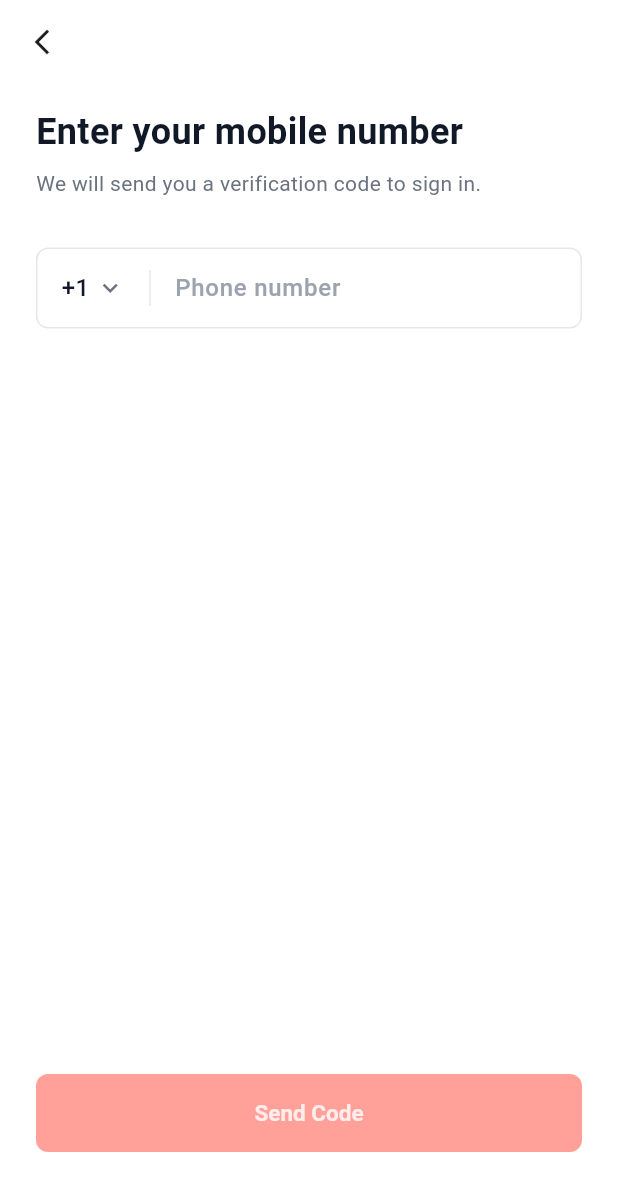
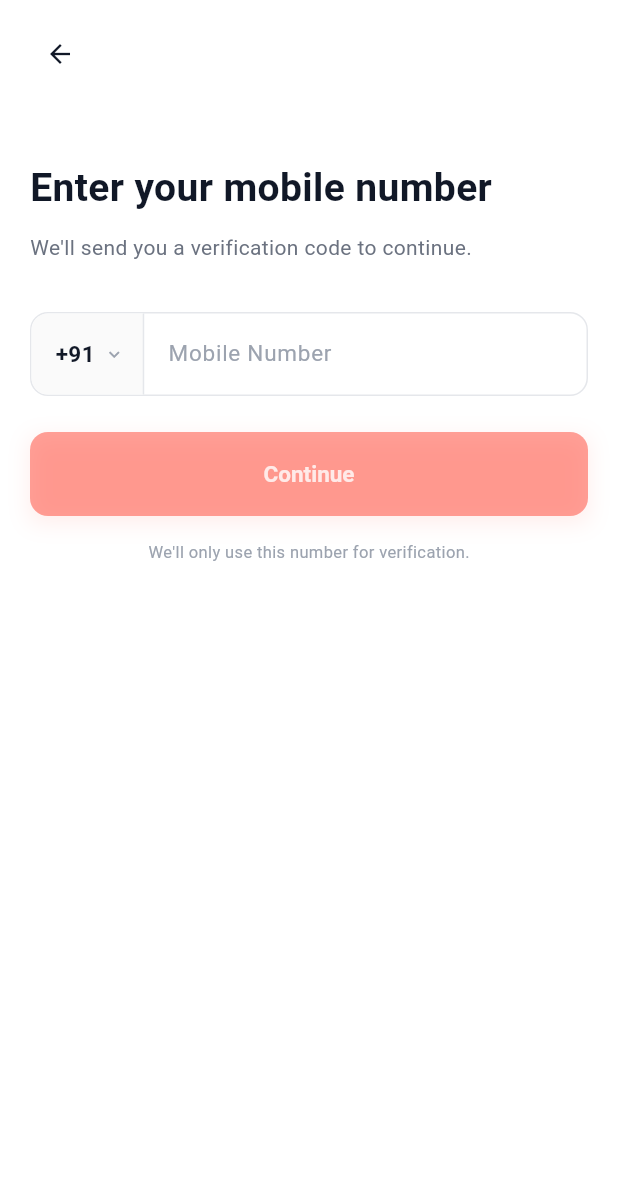
Before and after one commit to Abel-Manoj-Mathew/evently-vendor-app, a Flutter app: the screen it shows after launch, after a tap on "Continue with Mobile Number", on a phone screen of 412 x 824 dp. Shown: the top 1191 px of the screen. Run offline on Flutter 3.47's test engine with Material 3 defaults, Android fonts, the phone set to English and light mode, and no system bars; our stand-ins replace bloc, equatable, flutter_bloc, get_it, go_router, supabase_flutter; missing offline and left inert: env; accounts and stored records are empty.

Commit message:
feat: implement mobile and OTP login views with routing setup

```diff
--- a/lib/app/routes/app_router.dart
+++ b/lib/app/routes/app_router.dart
@@ -1,19 +1,13 @@
 import 'package:flutter/material.dart';
 import 'package:go_router/go_router.dart';
 import 'package:evently_vendor_app/app/routes/app_routes.dart';
-import 'package:evently_vendor_app/features/splash/splash_generator.dart';
 import 'package:evently_vendor_app/features/auth/login/login_generator.dart';
-
 import 'package:evently_vendor_app/features/auth/login_mobile/login_mobile_generator.dart';
 import 'package:evently_vendor_app/features/auth/login_otp/login_otp_generator.dart';
 
 final appRouter = GoRouter(
-  initialLocation: AppRoutes.splash,
+  initialLocation: AppRoutes.login,
   routes: [
-    GoRoute(
-      path: AppRoutes.splash,
-      builder: (context, state) => const SplashGenerator(),
-    ),
     GoRoute(
       path: AppRoutes.login,
       builder: (context, state) => const LoginGenerator(),
@@ -24,7 +18,10 @@ final appRouter = GoRouter(
     ),
     GoRoute(
       path: AppRoutes.loginOtp,
-      builder: (context, state) => const LoginOtpGenerator(),
+      builder: (context, state) {
+        final phoneNumber = state.extra as String? ?? '';
+        return LoginOtpGenerator(phoneNumber: phoneNumber);
+      },
     ),
     GoRoute(
       path: AppRoutes.home,
--- a/lib/app/routes/app_routes.dart
+++ b/lib/app/routes/app_routes.dart
@@ -1,5 +1,4 @@
 abstract class AppRoutes {
-  static const splash = '/splash';
   static const login = '/login';
   static const loginMobile = '/login/mobile';
   static const loginOtp = '/login/otp';
--- a/lib/features/auth/login_mobile/login_mobile_view.dart
+++ b/lib/features/auth/login_mobile/login_mobile_view.dart
@@ -11,103 +11,137 @@ class LoginMobileView extends StatelessWidget {
   @override
   Widget build(BuildContext context) {
     final isValid = context.select((LoginMobileViewModel vm) => vm.state.isValid);
+    final phoneNumber = context.select((LoginMobileViewModel vm) => vm.state.phoneNumber);
 
     return Scaffold(
       backgroundColor: EventlyColors.background,
-      appBar: AppBar(
-        leading: IconButton(
-          icon: const Icon(Icons.arrow_back_ios_new, size: 20),
+      body: SafeArea(
+        child: Padding(
+          padding: const EdgeInsets.symmetric(horizontal: 20),
+          child: Column(
+            crossAxisAlignment: CrossAxisAlignment.start,
+            children: [
+              // Back Button
+              Padding(
+                padding: const EdgeInsets.only(top: 16, bottom: 12),
+                child: SizedBox(
+                  width: 40,
+                  height: 40,
+                  child: IconButton(
+                    padding: EdgeInsets.zero,
+                    icon: const Icon(Icons.arrow_back, color: Color(0xFF111827), size: 20),
                     onPressed: () => context.pop(),
                   ),
                 ),
-      body: SafeArea(
-        child: Padding(
-          padding: const EdgeInsets.symmetric(horizontal: 24),
-          child: Column(
-            crossAxisAlignment: CrossAxisAlignment.start,
-            children: [
-              const SizedBox(height: 16),
-              const Text(
+              ),
+              const Padding(
+                padding: EdgeInsets.only(top: 40),
+                child: Text(
                   'Enter your mobile number',
                   style: TextStyle(
-                  fontSize: 24,
+                    fontSize: 26,
                     fontWeight: FontWeight.w700,
                     color: Color(0xFF111827),
-                  height: 1.35,
+                    height: 1.3,
                   ),
                 ),
-              const SizedBox(height: 8),
-              const Text(
-                'We will send you a verification code to sign in.',
+              ),
+              const Padding(
+                padding: EdgeInsets.only(top: 12),
+                child: Text(
+                  'We\'ll send you a verification code to continue.',
                   style: TextStyle(
                     fontSize: 14,
                     fontWeight: FontWeight.w400,
                     color: Color(0xFF6B7280),
-                  height: 1.5,
+                    height: 1.6,
                   ),
                 ),
-              const SizedBox(height: 32),
+              ),
               // Phone Input Field
               Container(
+                height: 56,
+                margin: const EdgeInsets.only(top: 32),
                 decoration: BoxDecoration(
+                  color: Colors.white,
                   border: Border.all(color: const Color(0xFFE5E7EB)),
-                  borderRadius: BorderRadius.circular(8),
+                  borderRadius: BorderRadius.circular(12),
                 ),
                 child: Row(
                   children: [
                     // Country Code Dropdown (Mockup)
                     Container(
-                      padding: const EdgeInsets.symmetric(horizontal: 16),
+                      height: double.infinity,
+                      padding: const EdgeInsets.only(left: 16, right: 12),
+                      decoration: const BoxDecoration(
+                        color: Color(0xFFFAFAFA),
+                        border: Border(
+                          right: BorderSide(color: Color(0xFFE5E7EB)),
+                        ),
+                        borderRadius: BorderRadius.horizontal(
+                          left: Radius.circular(11), // 12 - 1 for border
+                        ),
+                      ),
                       child: Row(
                         children: const [
                           Text(
-                            '+1',
+                            '+91',
                             style: TextStyle(
-                              fontSize: 16,
-                              fontWeight: FontWeight.w500,
+                              fontSize: 15,
+                              fontWeight: FontWeight.w600,
                               color: Color(0xFF111827),
                             ),
                           ),
-                          SizedBox(width: 4),
-                          Icon(Icons.keyboard_arrow_down, size: 20, color: Color(0xFF6B7280)),
+                          SizedBox(width: 6),
+                          Icon(Icons.keyboard_arrow_down, size: 14, color: Color(0xFF9CA3AF)),
                         ],
                       ),
                     ),
-                    Container(width: 1, height: 24, color: const Color(0xFFE5E7EB)),
                     Expanded(
+                      child: Padding(
+                        padding: const EdgeInsets.symmetric(horizontal: 16),
                         child: TextField(
                           keyboardType: TextInputType.phone,
                           onChanged: (val) => context.read<LoginMobileViewModel>().onPhoneChanged(val),
                           decoration: const InputDecoration(
-                          hintText: 'Phone number',
+                            hintText: 'Mobile Number',
                             hintStyle: TextStyle(
                               color: Color(0xFF9CA3AF),
-                            fontSize: 16,
+                              fontSize: 15,
+                              fontWeight: FontWeight.w400,
                             ),
                             border: InputBorder.none,
-                          contentPadding: EdgeInsets.symmetric(horizontal: 16, vertical: 14),
+                            contentPadding: EdgeInsets.zero,
                           ),
                           style: const TextStyle(
-                          fontSize: 16,
-                          fontWeight: FontWeight.w500,
+                            fontSize: 15,
+                            fontWeight: FontWeight.w600,
                             color: Color(0xFF111827),
+                          ),
                         ),
                       ),
                     ),
                   ],
                 ),
               ),
-              const Spacer(),
               // Primary Button
-              Padding(
-                padding: const EdgeInsets.only(bottom: 56),
-                child: SizedBox(
+              Container(
+                margin: const EdgeInsets.only(top: 24),
                 width: double.infinity,
-                  height: 52,
+                height: 56,
+                decoration: BoxDecoration(
+                  boxShadow: [
+                    BoxShadow(
+                      color: EventlyColors.primary.withOpacity(0.1),
+                      offset: const Offset(0, 4),
+                      blurRadius: 12,
+                    ),
+                  ],
+                ),
                 child: ElevatedButton(
                   onPressed: isValid
                       ? () {
-                            context.push(AppRoutes.loginOtp);
+                          context.push(AppRoutes.loginOtp, extra: '+91 $phoneNumber');
                         }
                       : null,
                   style: ElevatedButton.styleFrom(
@@ -117,17 +151,31 @@ class LoginMobileView extends StatelessWidget {
                     disabledForegroundColor: Colors.white.withOpacity(0.8),
                     elevation: 0,
                     shape: RoundedRectangleBorder(
-                        borderRadius: BorderRadius.circular(8),
+                      borderRadius: BorderRadius.circular(12),
                     ),
                     textStyle: const TextStyle(
                       fontSize: 15,
                       fontWeight: FontWeight.w600,
                     ),
                   ),
-                    child: const Text('Send Code'),
+                  child: const Text('Continue'),
+                ),
+              ),
+              // Footer
+              const Padding(
+                padding: EdgeInsets.only(top: 16),
+                child: Center(
+                  child: Text(
+                    'We\'ll only use this number for verification.',
+                    style: TextStyle(
+                      fontSize: 11,
+                      fontWeight: FontWeight.w400,
+                      color: Color(0xFF9CA3AF),
                     ),
                   ),
                 ),
+              ),
+              const Spacer(),
             ],
           ),
         ),
--- a/lib/features/auth/login_otp/login_otp_generator.dart
+++ b/lib/features/auth/login_otp/login_otp_generator.dart
@@ -4,13 +4,15 @@ import 'package:evently_vendor_app/features/auth/login_otp/login_otp_view.dart';
 import 'package:evently_vendor_app/features/auth/login_otp/login_otp_view_model.dart';
 
 class LoginOtpGenerator extends StatelessWidget {
-  const LoginOtpGenerator({super.key});
+  const LoginOtpGenerator({super.key, this.phoneNumber = ''});
+
+  final String phoneNumber;
 
   @override
   Widget build(BuildContext context) {
     return BlocProvider(
       create: (context) => LoginOtpViewModel(),
-      child: const LoginOtpView(),
+      child: LoginOtpView(phoneNumber: phoneNumber),
     );
   }
 }
--- a/lib/features/auth/login_otp/login_otp_view.dart
+++ b/lib/features/auth/login_otp/login_otp_view.dart
@@ -1,3 +1,4 @@
+import 'dart:async';
 import 'package:app_ui/app_ui.dart';
 import 'package:evently_vendor_app/app/routes/app_routes.dart';
 import 'package:evently_vendor_app/features/auth/login_otp/login_otp_view_model.dart';
@@ -7,7 +8,9 @@ import 'package:flutter_bloc/flutter_bloc.dart';
 import 'package:go_router/go_router.dart';
 
 class LoginOtpView extends StatefulWidget {
-  const LoginOtpView({super.key});
+  const LoginOtpView({super.key, this.phoneNumber = ''});
+
+  final String phoneNumber;
 
   @override
   State<LoginOtpView> createState() => _LoginOtpViewState();
@@ -16,6 +19,8 @@ class LoginOtpView extends StatefulWidget {
 class _LoginOtpViewState extends State<LoginOtpView> with SingleTickerProviderStateMixin {
   late FocusNode _focusNode;
   late AnimationController _cursorController;
+  late Timer _timer;
+  int _secondsRemaining = 30;
 
   @override
   void initState() {
@@ -25,12 +30,27 @@ class _LoginOtpViewState extends State<LoginOtpView> with SingleTickerProviderSt
       vsync: this,
       duration: const Duration(milliseconds: 600),
     )..repeat(reverse: true);
+
+    _startTimer();
+  }
+
+  void _startTimer() {
+    _timer = Timer.periodic(const Duration(seconds: 1), (timer) {
+      if (_secondsRemaining > 0) {
+        setState(() {
+          _secondsRemaining--;
+        });
+      } else {
+        _timer.cancel();
+      }
+    });
   }
 
   @override
   void dispose() {
     _focusNode.dispose();
     _cursorController.dispose();
+    _timer.cancel();
     super.dispose();
   }
 
@@ -47,9 +67,14 @@ class _LoginOtpViewState extends State<LoginOtpView> with SingleTickerProviderSt
       });
     }
 
+    final timerText = _secondsRemaining < 10
+        ? '00:0$_secondsRemaining'
+        : '00:$_secondsRemaining';
+
     return Scaffold(
       backgroundColor: EventlyColors.background,
       body: SafeArea(
+        child: SingleChildScrollView(
           child: Padding(
             padding: const EdgeInsets.symmetric(horizontal: 20),
             child: Column(
@@ -102,9 +127,9 @@ class _LoginOtpViewState extends State<LoginOtpView> with SingleTickerProviderSt
                       ),
                     ),
                     const SizedBox(height: 4),
-                  const Text(
-                    '+91 98765 43210',
-                    style: TextStyle(
+                    Text(
+                      widget.phoneNumber.isNotEmpty ? widget.phoneNumber : '+91 98765 43210',
+                      style: const TextStyle(
                         fontSize: 15,
                         fontWeight: FontWeight.w700,
                         color: Color(0xFF111827),
@@ -133,7 +158,7 @@ class _LoginOtpViewState extends State<LoginOtpView> with SingleTickerProviderSt
                     alignment: Alignment.center,
                     children: [
                       Row(
-                      mainAxisAlignment: MainAxisAlignment.center,
+                        mainAxisAlignment: MainAxisAlignment.spaceBetween,
                         children: List.generate(6, (index) {
                           final isFilled = index < otp.length;
                           final isActive = _focusNode.hasFocus && index == otp.length;
@@ -150,9 +175,9 @@ class _LoginOtpViewState extends State<LoginOtpView> with SingleTickerProviderSt
                             bgColor = EventlyColors.primary.withOpacity(0.04);
                           }
 
-                        return Container(
-                          margin: const EdgeInsets.symmetric(horizontal: 6),
-                          width: 52,
+                          return Expanded(
+                            child: Container(
+                              margin: EdgeInsets.only(right: index == 5 ? 0 : 8),
                               height: 56,
                               decoration: BoxDecoration(
                                 color: bgColor,
@@ -179,6 +204,7 @@ class _LoginOtpViewState extends State<LoginOtpView> with SingleTickerProviderSt
                                           ),
                                         )
                                       : null,
+                            ),
                           );
                         }),
                       ),
@@ -216,9 +242,9 @@ class _LoginOtpViewState extends State<LoginOtpView> with SingleTickerProviderSt
                         ),
                       ),
                       const SizedBox(height: 8),
-                    const Text(
-                      '00:28',
-                      style: TextStyle(
+                      Text(
+                        timerText,
+                        style: const TextStyle(
                           fontSize: 32,
                           fontWeight: FontWeight.w700,
                           color: Color(0xFF111827),
@@ -240,8 +266,9 @@ class _LoginOtpViewState extends State<LoginOtpView> with SingleTickerProviderSt
                     ],
                   ),
                 ),
-              const Spacer(),
+                const SizedBox(height: 24),
               ],
+            ),
           ),
         ),
       ),
--- a/lib/features/splash/splash_generator.dart
+++ /dev/null
@@ -1,16 +0,0 @@
-import 'package:flutter/material.dart';
-import 'package:flutter_bloc/flutter_bloc.dart';
-import 'package:evently_vendor_app/features/splash/splash_view.dart';
-import 'package:evently_vendor_app/features/splash/splash_view_model.dart';
-
-class SplashGenerator extends StatelessWidget {
-  const SplashGenerator({super.key});
-
-  @override
-  Widget build(BuildContext context) {
-    return BlocProvider(
-      create: (context) => SplashViewModel(),
-      child: const SplashView(),
-    );
-  }
-}
--- a/lib/features/splash/splash_state.dart
+++ /dev/null
@@ -1,26 +0,0 @@
-part of 'splash_view_model.dart';
-
-enum SplashStatus { initial, loading, completed }
-
-class SplashState extends Equatable {
-  const SplashState({
-    this.status = SplashStatus.initial,
-    this.progress = 0.0,
-  });
-
-  final SplashStatus status;
-  final double progress;
-
-  SplashState copyWith({
-    SplashStatus? status,
-    double? progress,
-  }) {
-    return SplashState(
-      status: status ?? this.status,
-      progress: progress ?? this.progress,
-    );
-  }
-
-  @override
-  List<Object?> get props => [status, progress];
-}
--- a/lib/features/splash/splash_view.dart
+++ /dev/null
@@ -1,207 +0,0 @@
-import 'package:flutter/material.dart';
-import 'package:flutter_bloc/flutter_bloc.dart';
-import 'package:go_router/go_router.dart';
-import 'package:app_ui/app_ui.dart';
-import 'package:evently_vendor_app/app/routes/app_routes.dart';
-import 'package:evently_vendor_app/features/splash/splash_view_model.dart';
-
-class SplashView extends StatelessWidget {
-  const SplashView({super.key});
-
-  @override
-  Widget build(BuildContext context) {
-    const primaryRed = Color(0xFFFF4040);
-    const darkTitleColor = Color(0xFF111827);
-    const subtitleColor = Color(0xFF6B7280);
-    const loadingTextColor = Color(0xFF9CA3AF);
-    const trackColor = Color(0xFFE5E7EB);
-
-    return BlocListener<SplashViewModel, SplashState>(
-      listenWhen: (previous, current) =>
-          previous.status != current.status &&
-          current.status == SplashStatus.completed,
-      listener: (context, state) {
-        context.go(AppRoutes.login);
-      },
-      child: Scaffold(
-        backgroundColor: EventlyColors.background,
-        body: SafeArea(
-          child: SizedBox.expand(
-            child: Column(
-              mainAxisAlignment: MainAxisAlignment.center,
-              crossAxisAlignment: CrossAxisAlignment.center,
-              children: [
-                const Spacer(flex: 1),
-                Padding(
-                  padding: const EdgeInsets.symmetric(horizontal: 40.0),
-                  child: Column(
-                    mainAxisSize: MainAxisSize.min,
-                    crossAxisAlignment: CrossAxisAlignment.center,
-                    children: [
-                      // Icon Container
-                      Container(
-                        width: 104,
-                        height: 104,
-                        decoration: BoxDecoration(
-                          color: const Color(0x0DFF4040), // rgba(255, 64, 64, 0.05)
-                          borderRadius: BorderRadius.circular(16.0),
-                          border: Border.all(
-                            color: const Color(0x26FF4040), // rgba(255, 64, 64, 0.15)
-                            width: 1.0,
-                          ),
-                        ),
-                        child: Center(
-                          child: SizedBox(
-                            width: 40,
-                            height: 40,
-                            child: CustomPaint(
-                              painter: _ZapIconPainter(color: primaryRed),
-                            ),
-                          ),
-                        ),
-                      ),
-                      const SizedBox(height: 20),
-                      // Title
-                      const Text(
-                        'E V E N T L Y',
-                        style: TextStyle(
-                          fontSize: 28,
-                          fontWeight: FontWeight.w600,
-                          color: darkTitleColor,
-                          letterSpacing: 2.0,
-                          height: 1.2,
-                        ),
-                        textAlign: TextAlign.center,
-                      ),
-                      const SizedBox(height: 4),
-                      // Subtitle
-                      const SizedBox(
-                        width: 220,
-                        child: Text(
-                          'Manage your event business in one place.',
-                          style: TextStyle(
-                            fontSize: 15,
-                            fontWeight: FontWeight.w400,
-                            color: subtitleColor,
-                            height: 1.6,
-                          ),
-                          textAlign: TextAlign.center,
-                        ),
-                      ),
-                    ],
-                  ),
-                ),
-                const Spacer(flex: 1),
-                // Loading Section
-                Padding(
-                  padding: const EdgeInsets.only(bottom: 40.0),
-                  child: Column(
-                    mainAxisSize: MainAxisSize.min,
-                    crossAxisAlignment: CrossAxisAlignment.center,
-                    children: [
-                      // Progress Bar Container
-                      Container(
-                        width: 160,
-                        height: 3,
-                        decoration: BoxDecoration(
-                          color: trackColor,
-                          borderRadius: BorderRadius.circular(2.0),
-                        ),
-                        clipBehavior: Clip.antiAlias,
-                        child: BlocBuilder<SplashViewModel, SplashState>(
-                          buildWhen: (p, c) => p.progress != c.progress,
-                          builder: (context, state) {
-                            return Align(
-                              alignment: Alignment.centerLeft,
-                              child: AnimatedContainer(
-                                duration: const Duration(milliseconds: 150),
-                                curve: Curves.easeInOut,
-                                width: 160 * state.progress.clamp(0.0, 1.0),
-                                height: 3,
-                                color: primaryRed,
-                              ),
-                            );
-                          },
-                        ),
-                      ),
-                      const SizedBox(height: 12),
-                      const Text(
-                        'Loading...',
-                        style: TextStyle(
-                          fontSize: 12,
-                          fontWeight: FontWeight.w400,
-                          color: loadingTextColor,
-                          letterSpacing: 0.24,
-                        ),
-                      ),
-                    ],
-                  ),
-                ),
-              ],
-            ),
-          ),
-        ),
-      ),
-    );
-  }
-}
-
-class _ZapIconPainter extends CustomPainter {
-  const _ZapIconPainter({required this.color});
-
-  final Color color;
-
-  @override
-  void paint(Canvas canvas, Size size) {
-    final paint = Paint()
-      ..color = color
-      ..style = PaintingStyle.stroke
-      ..strokeWidth = size.width * (1.2 / 24)
-      ..strokeCap = StrokeCap.round
-      ..strokeJoin = StrokeJoin.round;
-
-    final scaleX = size.width / 24;
-    final scaleY = size.height / 24;
-
-    final path = Path();
-    path.moveTo(4 * scaleX, 14 * scaleY);
-    path.arcToPoint(
-      Offset(3.22 * scaleX, 12.37 * scaleY),
-      radius: Radius.circular(1 * scaleX),
-      clockwise: false,
-    );
-    path.lineTo(13.12 * scaleX, 2.17 * scaleY);
-    path.arcToPoint(
-      Offset(13.98 * scaleX, 2.63 * scaleY),
-      radius: Radius.circular(0.5 * scaleX),
-    );
-    path.lineTo(12.06 * scaleX, 8.65 * scaleY);
-    path.arcToPoint(
-      Offset(13 * scaleX, 10 * scaleY),
-      radius: Radius.circular(1 * scaleX),
-    );
-    path.lineTo(20 * scaleX, 10 * scaleY);
-    path.arcToPoint(
-      Offset(20.78 * scaleX, 11.63 * scaleY),
-      radius: Radius.circular(1 * scaleX),
-    );
-    path.lineTo(10.88 * scaleX, 21.83 * scaleY);
-    path.arcToPoint(
-      Offset(10.02 * scaleX, 21.37 * scaleY),
-      radius: Radius.circular(0.5 * scaleX),
-      clockwise: false,
-    );
-    path.lineTo(11.94 * scaleX, 15.35 * scaleY);
-    path.arcToPoint(
-      Offset(11 * scaleX, 14 * scaleY),
-      radius: Radius.circular(1 * scaleX),
-    );
-    path.close();
-
-    canvas.drawPath(path, paint);
-  }
-
-  @override
-  bool shouldRepaint(covariant _ZapIconPainter oldDelegate) =>
-      oldDelegate.color != color;
-}
--- a/lib/features/splash/splash_view_model.dart
+++ /dev/null
@@ -1,37 +0,0 @@
-import 'dart:async';
-import 'package:bloc/bloc.dart';
-import 'package:equatable/equatable.dart';
-
-part 'splash_state.dart';
-
-class SplashViewModel extends Cubit<SplashState> {
-  SplashViewModel() : super(const SplashState()) {
-    _init();
-  }
-
-  Timer? _timer;
-
-  void _init() {
-    emit(state.copyWith(status: SplashStatus.loading, progress: 0.4));
-
-    _timer = Timer.periodic(const Duration(milliseconds: 50), (timer) {
-      if (isClosed) {
-        timer.cancel();
-        return;
-      }
-      final newProgress = state.progress + 0.03;
-      if (newProgress >= 1.0) {
-        timer.cancel();
-        emit(state.copyWith(status: SplashStatus.completed, progress: 1.0));
-      } else {
-        emit(state.copyWith(progress: newProgress));
-      }
-    });
-  }
-
-  @override
-  Future<void> close() {
-    _timer?.cancel();
-    return super.close();
-  }
-}
```
Also changed, not shown: 1 other file. Lines whose indentation alone changed are shown as unchanged.
